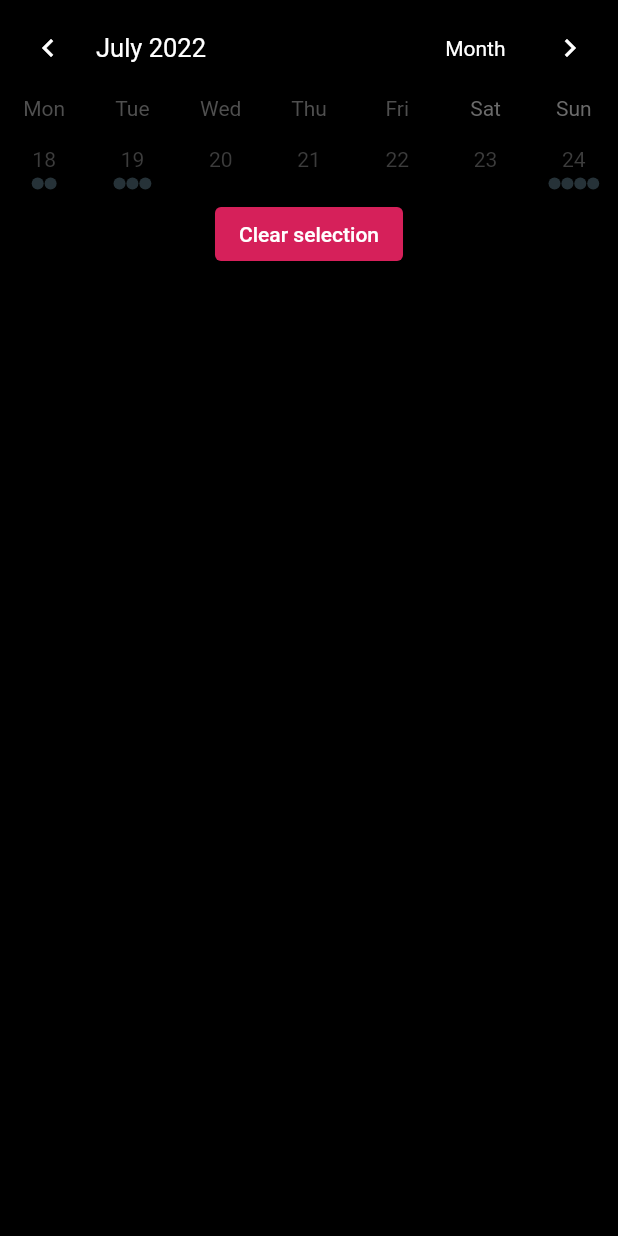
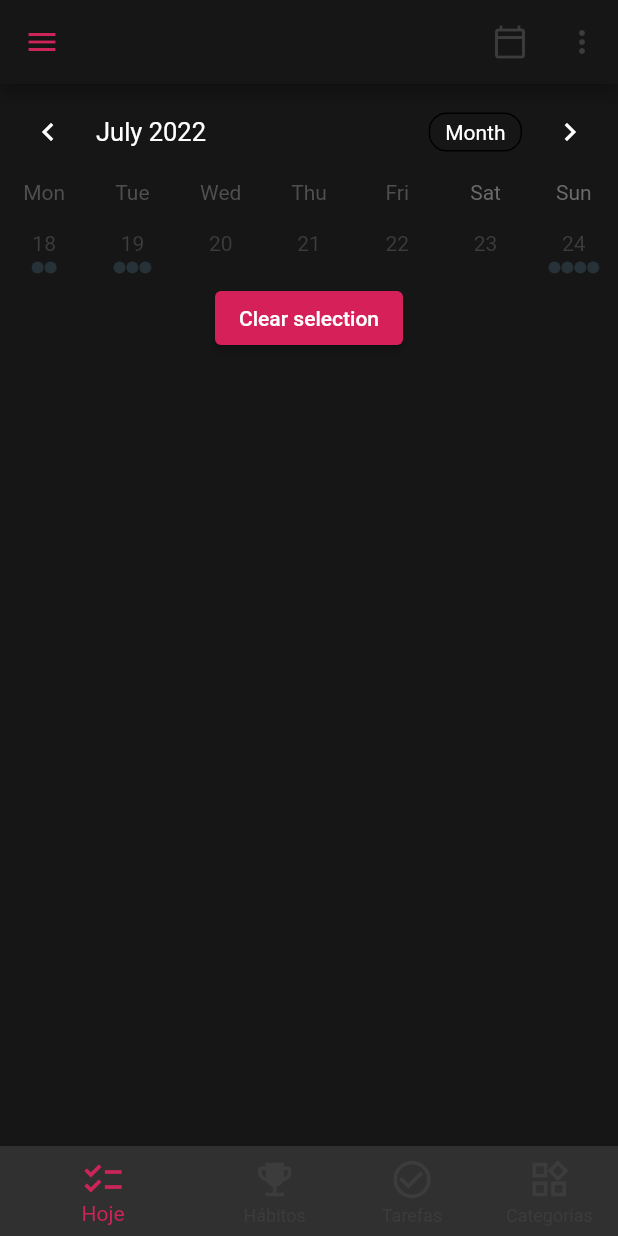
Before and after one commit to carlosctu/HabitsNow, a Flutter app: the CalendarPage screen opened directly, on a phone screen of 412 x 824 dp. Run offline on Flutter 3.47's test engine with Material 2 defaults, Android fonts, the phone set to English and light mode, and no system bars; drawn by our look-alikes of table_calendar.

```diff
--- a/lib/main.dart
+++ b/lib/main.dart
@@ -1,4 +1,5 @@
 import 'package:flutter/material.dart';
+import 'package:habits_now_app/presenter/core/colors.dart';
 
 import 'presenter/home/calendar/calendar_page.dart';
 import 'presenter/home/home_page.dart';
@@ -14,6 +15,7 @@ void main() {
   runApp(ChangeNotifierProvider(
     create: (context) => NavigationProvider(),
     child: MaterialApp(
+      color: AppColors.backgroundPage,
       theme: ThemeData.dark(),
       debugShowCheckedModeBanner: false,
       title: "Main Page",
@@ -44,7 +46,7 @@ class _MainPageState extends State<MainPage> {
         return const HomePage();
       case NavigationItem.categories:
         // Adicionar caminho para a Pag. Categorias
-        return const HomePage();
+        return const CalendarPage();
       case NavigationItem.customize:
         // Adicionar caminho para a Pag. Personalizar
         return const HomePage();
--- a/lib/presenter/core/colors.dart
+++ b/lib/presenter/core/colors.dart
@@ -8,4 +8,5 @@ class AppColors {
   static const Color iconDisablePage = Color.fromARGB(255, 60, 60, 60);
   static const Color topBar = Color.fromARGB(255, 255, 250, 250);
   static const Color optionsDialogBox = Color.fromARGB(255, 213, 71, 58);
+  static const Color backgroundPage = Color.fromARGB(255, 22, 22, 22);
 }
--- a/lib/presenter/home/calendar/calendar_page.dart
+++ b/lib/presenter/home/calendar/calendar_page.dart
@@ -1,12 +1,10 @@
 import 'package:flutter/material.dart';
+import 'package:habits_now_app/presenter/core/colors.dart';
+import 'package:habits_now_app/presenter/widgets/custom_top_bar.dart';
 
+import '../../widgets/customBottomBar.dart';
+import '../sidebar/navigation_drawer.dart';
 import 'widgets/body_calendar.dart';
-
-void main(List<String> args) {
-  runApp(const MaterialApp(
-    home: CalendarPage(),
-  ));
-}
 
 class CalendarPage extends StatefulWidget {
   const CalendarPage({Key? key}) : super(key: key);
@@ -18,10 +16,27 @@ class CalendarPage extends StatefulWidget {
 class _CalendarPageState extends State<CalendarPage> {
   @override
   Widget build(BuildContext context) {
-    return const Scaffold(
-      appBar: null,
-      backgroundColor: Color.fromARGB(255, 0, 0, 0),
-      body: BodyCalendarPage(),
+    return Scaffold(
+      appBar: CustomTopBar(
+        title: BodyCalendarPage.diaFocado,
+        simbol: IconButton(
+          onPressed: () {
+            Navigator.of(context).push(
+              MaterialPageRoute(
+                builder: (context) => const CalendarPage(), // puxar dot menu
+              ),
+            );
+          },
+          icon: const Icon(
+            Icons.calendar_today_outlined,
+            color: AppColors.iconDisablePage,
+          ),
+        ),
+      ),
+      backgroundColor: AppColors.backgroundPage,
+      body: const BodyCalendarPage(),
+      drawer: const NavigationDrawer(),
+      bottomNavigationBar: const CustomBottomBar(),
     );
   }
 }
--- a/lib/presenter/home/calendar/widgets/body_calendar.dart
+++ b/lib/presenter/home/calendar/widgets/body_calendar.dart
@@ -1,15 +1,14 @@
 import 'dart:collection';
 
 import 'package:flutter/material.dart';
-import 'package:habits_now_app/presenter/home/calendar/calendar_page.dart';
 import 'package:table_calendar/table_calendar.dart';
-
-import '../../../../main.dart';
 import '../../../core/colors.dart';
+import '../../home_page.dart';
 import '../events.dart';
 
 class BodyCalendarPage extends StatefulWidget {
   const BodyCalendarPage({Key? key}) : super(key: key);
+  static String diaFocado = _BodyCalendarPageState.diaFocado;
 
   @override
   State<BodyCalendarPage> createState() => _BodyCalendarPageState();
@@ -17,14 +16,22 @@ class BodyCalendarPage extends StatefulWidget {
 
 class _BodyCalendarPageState extends State<BodyCalendarPage> {
   final ValueNotifier<List<Event>> _selectedEvents = ValueNotifier([]);
+  static String diaFocado = "";
 
-  // Using a `LinkedHashSet` is recommended due to equality comparison override
+
   final Set<DateTime> _selectedDays = LinkedHashSet<DateTime>(
     equals: isSameDay,
     hashCode: getHashCode,
   );
 
   DateTime _focusedDay = DateTime.now();
+
+
+  @override
+void initState() {
+    _BodyCalendarPageState.diaFocado = "HOJE";
+    super.initState();
+  }
 
   @override
   void dispose() {
@@ -33,28 +40,27 @@ class _BodyCalendarPageState extends State<BodyCalendarPage> {
   }
 
   List<Event> _getEventsForDay(DateTime day) {
-    // Implementation example
     return kEvents[day] ?? [];
   }
 
   List<Event> _getEventsForDays(Set<DateTime> days) {
-    // Implementation example
-    // Note that days are in selection order (same applies to events)
     return [
       for (final d in days) ..._getEventsForDay(d),
     ];
   }
 
   void _onDaySelected(DateTime selectedDay, DateTime focusedDay) {
-    setState(() {
+    setState(
+      () {
         _focusedDay = focusedDay;
-      // Update values in a Set
         if (_selectedDays.contains(selectedDay)) {
           _selectedDays.remove(selectedDay);
         } else {
           _selectedDays.add(selectedDay);
         }
-    });
+        _BodyCalendarPageState.diaFocado = "${selectedDay.day}/${selectedDay.month}/${selectedDay.year}";
+      },
+    );
 
     _selectedEvents.value = _getEventsForDays(_selectedDays);
   }
@@ -83,16 +89,15 @@ class _BodyCalendarPageState extends State<BodyCalendarPage> {
             selectedDecoration:
                 BoxDecoration(color: AppColors.title, shape: BoxShape.circle),
             todayDecoration:
-                BoxDecoration(color: Colors.black, shape: BoxShape.circle),
+                BoxDecoration(color: AppColors.backgroundPage, shape: BoxShape.circle),
           ),
           firstDay: kFirstDay,
           lastDay: kLastDay,
           focusedDay: _focusedDay,
-          calendarFormat: CalendarFormat.week, //_calendarFormat,
+          calendarFormat: CalendarFormat.week,
           eventLoader: _getEventsForDay,
           startingDayOfWeek: StartingDayOfWeek.monday,
           selectedDayPredicate: (day) {
-            // Use values from Set to mark multiple days as selected
             return _selectedDays.contains(day);
           },
           onDaySelected: _onDaySelected,
@@ -105,10 +110,12 @@ class _BodyCalendarPageState extends State<BodyCalendarPage> {
               backgroundColor: MaterialStateProperty.all(AppColors.title)),
           child: const Text('Clear selection'),
           onPressed: () {
-            setState(() {
+            setState(
+              () {
                 _selectedDays.clear();
                 _selectedEvents.value = [];
-            });
+              },
+            );
           },
         ),
         const SizedBox(height: 8.0),
@@ -130,7 +137,12 @@ class _BodyCalendarPageState extends State<BodyCalendarPage> {
                       color: AppColors.iconDisablePage,
                     ),
                     child: ListTile(
-                      onTap: () => Navigator.of(context).push(MaterialPageRoute(builder: (context) => const MainPage())), //call tarefas e habitos page,
+                      onTap: () => Navigator.of(context).push(
+                        MaterialPageRoute(
+                          builder: (context) =>
+                              const HomePage(), // Adicionar caminho para a Pag. Tarefas ou Hábitos
+                        ),
+                      ),
                       title: Text(
                         '${value[index]}',
                         style: const TextStyle(color: Colors.black),
--- a/lib/presenter/home/sidebar/navigation_drawer.dart
+++ b/lib/presenter/home/sidebar/navigation_drawer.dart
@@ -1,4 +1,5 @@
 import 'package:flutter/material.dart';
+import 'package:habits_now_app/presenter/core/colors.dart';
 import 'package:provider/provider.dart';
 import 'widgets/navigation_item.dart';
 import 'widgets/navigation_provider.dart';
@@ -29,7 +30,7 @@ class _NavigationDrawerState extends State<NavigationDrawer> {
   Widget build(BuildContext context) => Drawer(
         width: MediaQuery.of(context).size.width / 1.4,
         child: Container(
-          color: const Color.fromARGB(255, 22, 22, 22),
+          color: AppColors.backgroundPage,
           child: ListView(
             children: <Widget>[
               Column(
--- a/lib/presenter/widgets/customBottomBar.dart
+++ b/lib/presenter/widgets/customBottomBar.dart
@@ -1,10 +1,6 @@
 import 'package:flutter/material.dart';
-import 'package:habits_now_app/main.dart';
 import 'package:habits_now_app/presenter/home/calendar/calendar_page.dart';
-import 'package:habits_now_app/presenter/home/home_page.dart';
 import '../core/colors.dart';
-import '../home/sidebar/navigation_drawer.dart';
-
 class CustomBottomBar extends StatefulWidget {
   const CustomBottomBar({Key? key}) : super(key: key);
 
@@ -27,7 +23,6 @@ class _CustomBottomBarState extends State<CustomBottomBar> {
   // ),
   @override
   Widget build(BuildContext context) => BottomNavigationBar(
-
         unselectedItemColor: AppColors.iconDisablePage,
         showUnselectedLabels: true,
         items: const [
--- /dev/null
+++ b/lib/presenter/widgets/custom_top_bar.dart
@@ -0,0 +1,53 @@
+import 'package:flutter/material.dart';
+
+import '../core/colors.dart';
+import '../home/home_page.dart';
+
+class CustomTopBar extends StatefulWidget implements PreferredSizeWidget {
+  const CustomTopBar({
+    Key? key,
+    required this.title,
+    this.simbol = const Text(""),
+  }) : super(key: key);
+
+  final String title;
+  final Widget simbol;
+
+  @override
+  State<CustomTopBar> createState() => _CustomTopBarState();
+
+  @override
+  Size get preferredSize => const Size(double.maxFinite, 56);
+}
+
+class _CustomTopBarState extends State<CustomTopBar> {
+  @override
+  Widget build(BuildContext context) {
+    return AppBar(
+      iconTheme: const IconThemeData(color: AppColors.iconActivePage),
+      backgroundColor: AppColors.backgroundPage,
+      title: Text(widget.title),
+      actions: [
+        Row(
+          children: [
+            widget.simbol,
+            IconButton(
+              onPressed: () {
+                Navigator.of(context).push(
+                  MaterialPageRoute(
+                    builder: (context) =>
+                        const HomePage(), // puxar calendario full
+                  ),
+                );
+              },
+              icon: const Icon(
+                Icons.more_vert,
+                color: AppColors.iconDisablePage,
+              ),
+            ),
+          ],
+        ),
+      ],
+    );
+  }
+}
```
Also changed, not shown: lib/presenter/home/home_page.dart (+6 -7 lines). Lines whose indentation alone changed are shown as unchanged.
